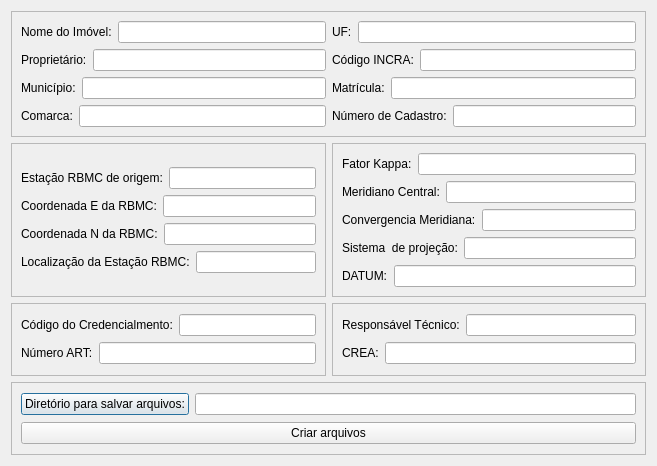
This is azimuthsAndDistances/ui_memorialGenerator.ui in lcoandrade/AzimuthDistanceCalculator as Qt 5 draws it before an edit. The edited form follows.
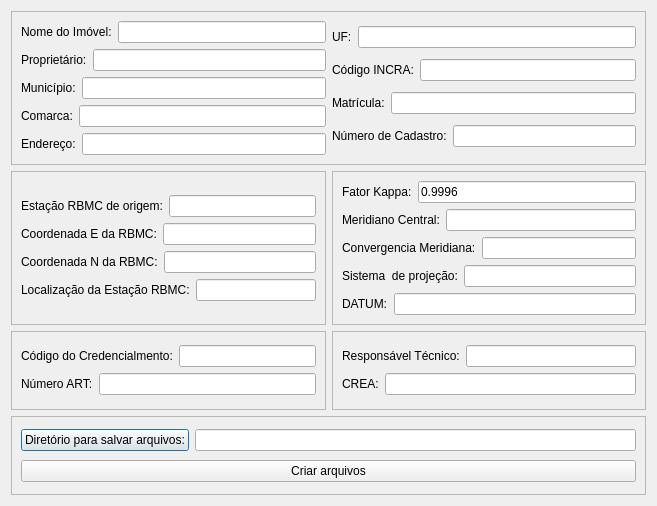
This is the edited form.

The edit to the form file:
```diff
--- a/azimuthsAndDistances/ui_memorialGenerator.ui
+++ b/azimuthsAndDistances/ui_memorialGenerator.ui
@@ -7,7 +7,7 @@
     <x>0</x>
     <y>0</y>
     <width>657</width>
-    <height>466</height>
+    <height>506</height>
    </rect>
   </property>
   <property name="windowTitle">
@@ -85,6 +85,20 @@
           </item>
          </layout>
         </item>
+        <item>
+         <layout class="QHBoxLayout" name="horizontalLayout_9">
+          <item>
+           <widget class="QLabel" name="label_22">
+            <property name="text">
+             <string>Endereço:</string>
+            </property>
+           </widget>
+          </item>
+          <item>
+           <widget class="QLineEdit" name="enderecoEdit"/>
+          </item>
+         </layout>
+        </item>
        </layout>
       </item>
       <item row="0" column="1">
@@ -246,7 +260,7 @@
           <item>
            <widget class="QLineEdit" name="kappaEdit">
             <property name="text">
-             <string/>
+             <string>0.9996</string>
             </property>
            </widget>
           </item>
@@ -276,7 +290,11 @@
            </widget>
           </item>
           <item>
-           <widget class="QLineEdit" name="convergenciaEdit"/>
+           <widget class="QLineEdit" name="convergenciaEdit">
+            <property name="text">
+             <string/>
+            </property>
+           </widget>
           </item>
          </layout>
         </item>
```
